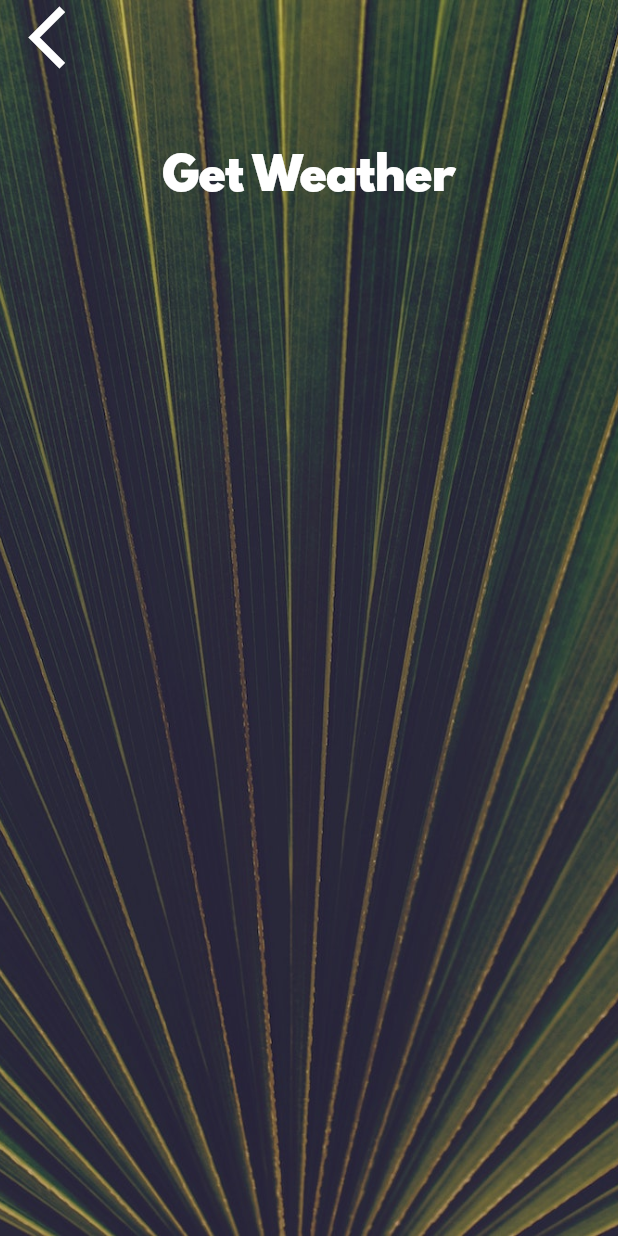
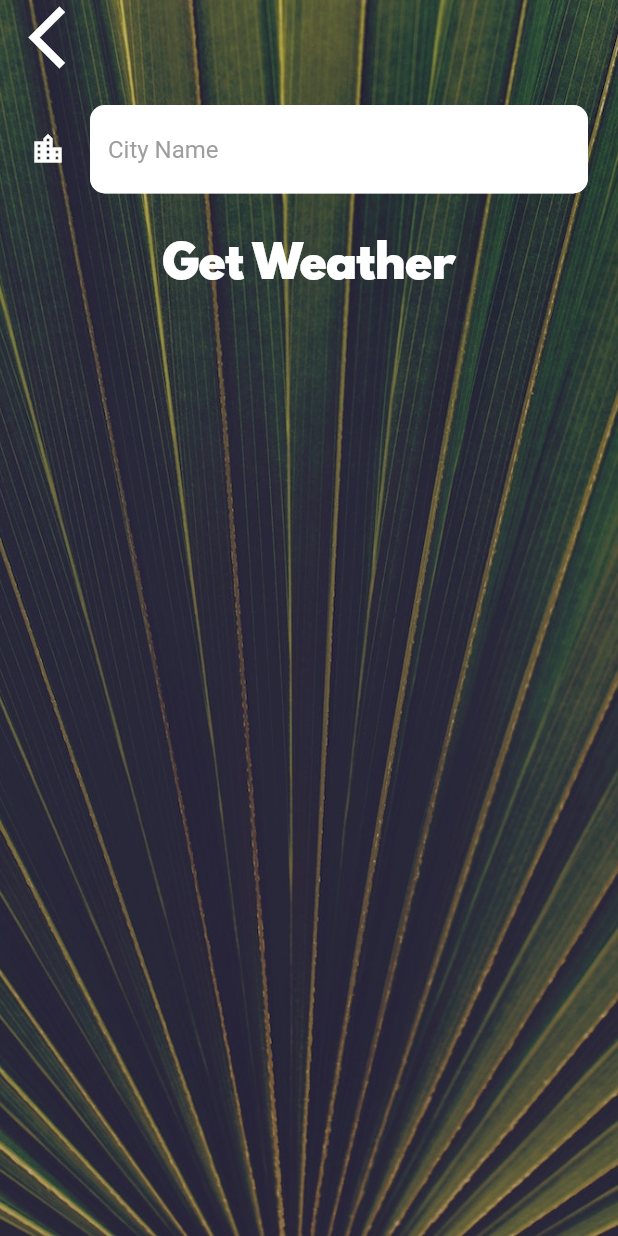
Before and after one commit to DaNnyKg07/Weather-app, a Flutter app: the CityScreen screen opened directly, on a phone screen of 412 x 824 dp. Run offline on Flutter 3.47's test engine with Material 2 defaults, Android fonts, the phone set to English and light mode, and no system bars; our stand-ins replace flutter_spinkit, geolocator; network calls fail.

Commit message:
added a text field to the city screen and made it a const in the constants.dart file

```diff
--- a/lib/screens/city_screen.dart
+++ b/lib/screens/city_screen.dart
@@ -33,7 +33,13 @@ class _CityScreenState extends State<CityScreen> {
               ),
               Container(
                 padding: EdgeInsets.all(20.0),
-                child: null,
+                child: TextField(
+                  style: TextStyle(
+                    color: Colors.black,
+                  ),
+                  decoration: kTextFieldDecoration,
+                  onChanged: (value) {},
+                ),
               ),
               FlatButton(
                 onPressed: () {},
--- a/lib/utilities/constants.dart
+++ b/lib/utilities/constants.dart
@@ -18,3 +18,21 @@ const kButtonTextStyle = TextStyle(
 const kConditionTextStyle = TextStyle(
   fontSize: 100.0,
 );
+
+const kTextFieldDecoration = InputDecoration(
+  filled: true,
+  fillColor: Colors.white,
+  icon: Icon(
+    Icons.location_city,
+    color: Colors.white,
+  ),
+  hintText: 'City Name',
+  hintStyle: TextStyle(
+    color: Colors.grey,
+  ),
+  border: OutlineInputBorder(
+    borderRadius: BorderRadius.all(
+      Radius.circular(10.0),
+    ),
+  ),
+);
```
